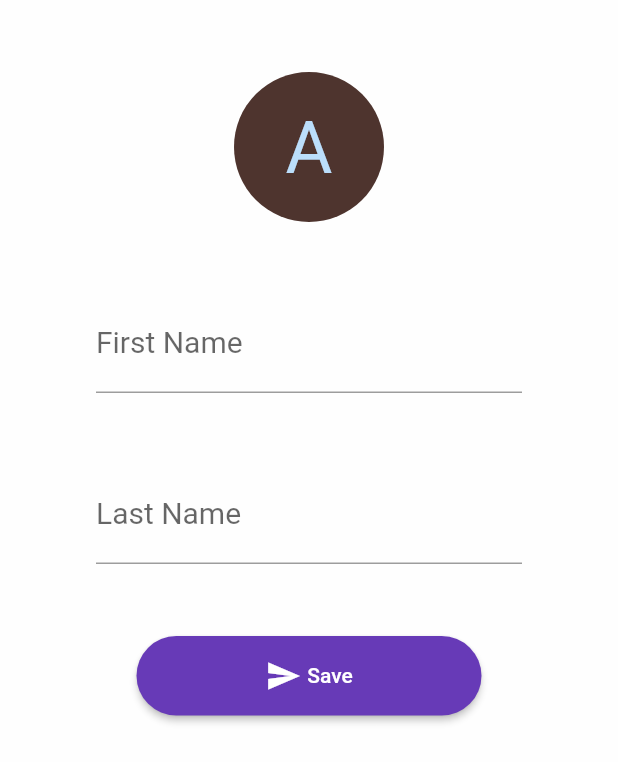
After one commit to Andrei250/HackITALL-project, a Flutter app: the Profile screen opened directly, after a tap on "Save", on a phone screen of 412 x 824 dp. The commit adds this screen. Shown: the top 762 px of the screen. Run offline on Flutter 3.47's test engine with Material 2 defaults, Android fonts, the phone set to English and light mode, and no system bars; drawn by our look-alikes of progress_state_button; our stand-ins replace bottom_navy_bar, cloud_firestore, firebase_auth, firebase_core, flutter_svg, font_awesome_flutter and 1 more; accounts and stored records are empty; Roboto replaces fonts that are missing (quicksand).

Commit message:
Added change profile

```diff
--- a/lib/app_theme.dart
+++ b/lib/app_theme.dart
@@ -67,21 +67,21 @@ class AppTheme {
       ),
       buttonColor: lightColor,
     ),
-    inputDecorationTheme: InputDecorationTheme(
-      enabledBorder: new OutlineInputBorder(
-        borderRadius: new BorderRadius.circular(25.0),
-        borderSide: BorderSide(
-          color: AppTheme.primaryVariantColor,
-        ),
-      ),
-      focusedBorder: new OutlineInputBorder(
-        borderRadius: new BorderRadius.circular(25.0),
-        borderSide: BorderSide(
-          color: AppTheme.lightColor,
-          width: 1.5,
-        ),
-      ),
-    ),
+    // inputDecorationTheme: InputDecorationTheme(
+    //   enabledBorder: new OutlineInputBorder(
+    //     borderRadius: new BorderRadius.circular(25.0),
+    //     borderSide: BorderSide(
+    //       color: AppTheme.primaryVariantColor,
+    //     ),
+    //   ),
+    //   focusedBorder: new OutlineInputBorder(
+    //     borderRadius: new BorderRadius.circular(25.0),
+    //     borderSide: BorderSide(
+    //       color: AppTheme.lightColor,
+    //       width: 1.5,
+    //     ),
+    //   ),
+    // ),
   );
 
   static const Color notWhite = Color(0xFFEDF0F2);
@@ -284,7 +284,7 @@ final eTextField = TextStyle(
 );
 
 final eName = TextStyle(
-color: Colors.grey[500],
-fontFamily: 'quicksand',
-fontSize: 20.0,
+  color: Colors.grey[500],
+  fontFamily: 'quicksand',
+  fontSize: 20.0,
 );
--- a/lib/custom_drawer/home_drawer.dart
+++ b/lib/custom_drawer/home_drawer.dart
@@ -33,8 +33,8 @@ class _HomeDrawerState extends State<HomeDrawer> {
         icon: Icon(Icons.home),
       ),
       DrawerList(
-        index: DrawerIndex.Help,
-        labelName: 'Help',
+        index: DrawerIndex.Profile,
+        labelName: 'Profile',
         isAssetsImage: true,
         imageName: 'assets/images/supportIcon.png',
       ),
@@ -271,7 +271,7 @@ class _HomeDrawerState extends State<HomeDrawer> {
 enum DrawerIndex {
   HOME,
   FeedBack,
-  Help,
+  Profile,
   Share,
   About,
   Invite,
--- a/lib/main.dart
+++ b/lib/main.dart
@@ -11,7 +11,7 @@ import 'navigation_home_screen.dart';
 
 void main() => runApp(MaterialApp(
       debugShowCheckedModeBanner: false,
-      home:  NavigationHomeScreen(),
+      home:  Login(),
       theme: AppTheme.darkTheme,
       // initialRoute: '/',
       onGenerateRoute: Routing.generateRoute,
--- a/lib/navigation_home_screen.dart
+++ b/lib/navigation_home_screen.dart
@@ -1,5 +1,6 @@
 import 'package:flutter/material.dart';
 import 'package:hackitallproj/hotel_booking/hotel_home_screen.dart';
+import 'package:hackitallproj/user/profile.dart';
 import 'app_theme.dart';
 import 'custom_drawer/drawer_user_controller.dart';
 import 'custom_drawer/home_drawer.dart';
@@ -53,11 +54,11 @@ class _NavigationHomeScreenState extends State<NavigationHomeScreen> {
       drawerIndex = drawerIndexdata;
       if (drawerIndex == DrawerIndex.HOME) {
         setState(() {
-          screenView = const MyHomePage();
+          screenView = HotelHomeScreen();
         });
-      } else if (drawerIndex == DrawerIndex.Help) {
+      } else if (drawerIndex == DrawerIndex.Profile) {
         setState(() {
-          screenView = HelpScreen();
+          screenView = Profile();
         });
       } else if (drawerIndex == DrawerIndex.FeedBack) {
         setState(() {
--- /dev/null
+++ b/lib/user/profile.dart
@@ -0,0 +1,133 @@
+import 'package:flutter/cupertino.dart';
+import 'package:flutter/material.dart';
+import 'package:hackitallproj/utils/firebase_utils.dart';
+import 'package:progress_state_button/iconed_button.dart';
+import 'package:progress_state_button/progress_button.dart';
+
+import '../app_theme.dart';
+
+class Profile extends StatefulWidget {
+  @override
+  _ProfileState createState() => _ProfileState();
+}
+
+class _ProfileState extends State<Profile> {
+  FirebaseUtils firebaseUtils;
+  String firstName;
+  String lastName;
+
+  void getData() async {
+      await firebaseUtils.getUserInfo().then((mp) {
+        setState(() {
+          firstName = mp['first_name'];
+          lastName = mp['last_name'];
+        });
+      });
+  }
+
+  @override
+  void initState() {
+    super.initState();
+    firebaseUtils = new FirebaseUtils();
+    firstName = "";
+    lastName = "";
+    getData();
+  }
+
+  @override
+  Widget build(BuildContext context) {
+    return Container(
+      color: AppTheme.nearlyWhite,
+      child: SafeArea(
+        top: true,
+        child: Scaffold(
+          backgroundColor: AppTheme.nearlyWhite,
+          body: Column(
+            crossAxisAlignment: CrossAxisAlignment.center,
+            children: <Widget>[
+              Container(
+                padding: EdgeInsets.only(
+                    top: 48,
+                    left: 16,
+                    right: 16),
+                child: Center(
+                  child: CircleAvatar(
+                    backgroundColor: Colors.brown.shade800,
+                    radius: 50,
+                    child: Text('A', style: TextStyle(fontSize: 48,),),
+                  ),
+                ),
+              ),
+
+              Container(
+                padding: EdgeInsets.only(
+                    top: 48,
+                    left: 64,
+                    right: 64),
+                child: TextFormField(
+                  initialValue: firstName,
+                  onChanged: (val) { firstName = val; },
+                  style: TextStyle(color: Colors.black, fontSize: 20),
+                  decoration: InputDecoration(
+                    labelText: "First Name",
+                    fillColor: Colors.black,
+                  ),
+                ),
+              ),
+
+              Container(
+                padding: EdgeInsets.only(
+                    top: 48,
+                    left: 64,
+                    right: 64),
+                child: TextFormField(
+                  initialValue: lastName,
+                  onChanged: (val) {lastName = val;},
+                  style: TextStyle(color: Colors.black, fontSize: 20),
+                  decoration: InputDecoration(
+                    labelText: "Last Name",
+                    fillColor: Colors.black,
+                  ),
+                ),
+              ),
+
+              Padding(
+                padding: EdgeInsets.only(
+                    top: 48,
+                    left: 64,
+                    right: 64),
+                child: ProgressButton.icon(iconedButtons: {
+                  ButtonState.idle:
+                  IconedButton(
+                      text: "Save",
+                      icon: Icon(Icons.send,color: Colors.white),
+                      color: Colors.deepPurple.shade500),
+                  ButtonState.loading:
+                  IconedButton(
+                      text: "Loading",
+                      color: Colors.deepPurple.shade700),
+                  ButtonState.fail:
+                  IconedButton(
+                      text: "Failed",
+                      icon: Icon(Icons.cancel,color: Colors.white),
+                      color: Colors.red.shade300),
+                  ButtonState.success:
+                  IconedButton(
+                      text: "Success",
+                      icon: Icon(Icons.check_circle,color: Colors.white,),
+                      color: Colors.green.shade400)
+                  },
+                  onPressed: () async {
+                      await firebaseUtils.updateProfile(firstName, lastName);
+                  },
+                  state: ButtonState.idle
+                ),
+              ),
+
+            ],
+          ),
+        ),
+      ),
+    );
+  }
+}
--- a/lib/utils/firebase_utils.dart
+++ b/lib/utils/firebase_utils.dart
@@ -26,4 +26,25 @@ class FirebaseUtils {
     Future logout() async {
       return await _auth.signOut();
     }
+
+    Future getUserInfo() async {
+      String uid = _auth.currentUser.uid;
+      return await _db.collection('users').doc(uid).get();
+    }
+
+    Future updateProfile(String firstName, String lastName) async {
+      String uid = await _auth.currentUser.uid;
+      Map<String, dynamic> mp = new Map<String, dynamic>();
+      mp['first_name'] = firstName;
+      mp['last_name'] = lastName;
+
+      if (uid != null) {
+        try {
+          return await _db.collection('users').doc(uid).set(mp);
+        } on FirebaseException catch (e) {
+          print(e.stackTrace);
+        }
+      }
+
+    }
 }
--- a/pubspec.yaml
+++ b/pubspec.yaml
@@ -37,6 +37,7 @@ dependencies:
   firebase_core: ^0.5.3
   bottom_navy_bar: ^5.6.0
   flutter_svg: ^0.18.0
+  progress_state_button: ^1.0.2
 
 dev_dependencies:
   flutter_test:
```
Also changed, not shown: assets/hotel/hotel_1.png (added), pubspec.lock.
